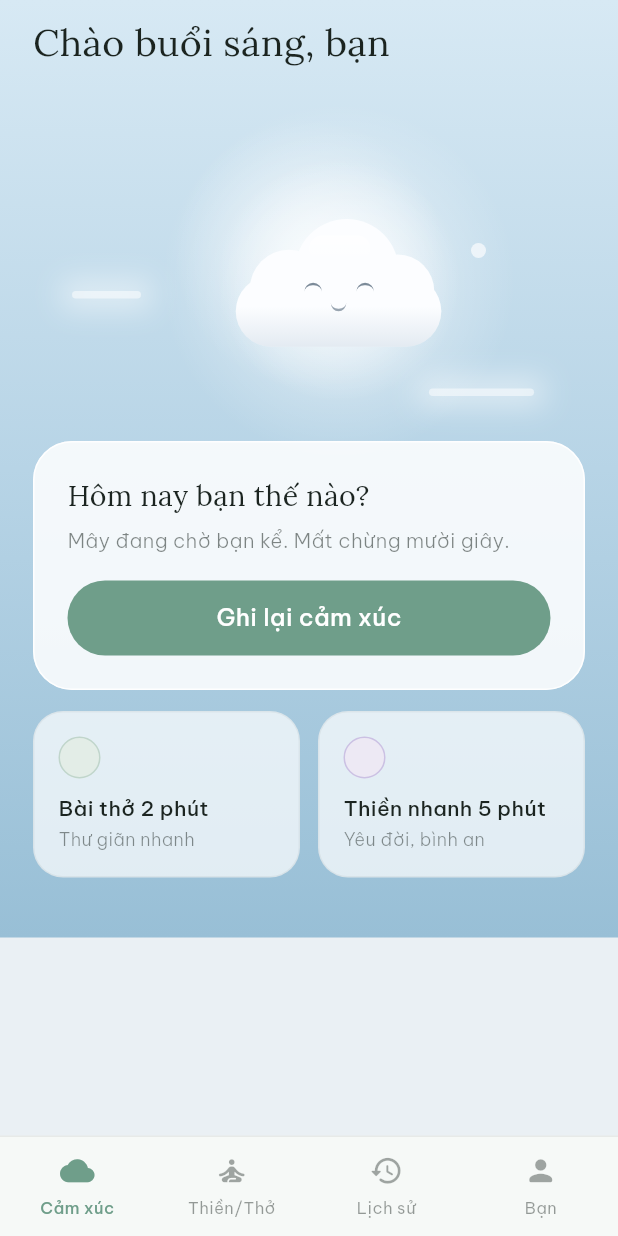
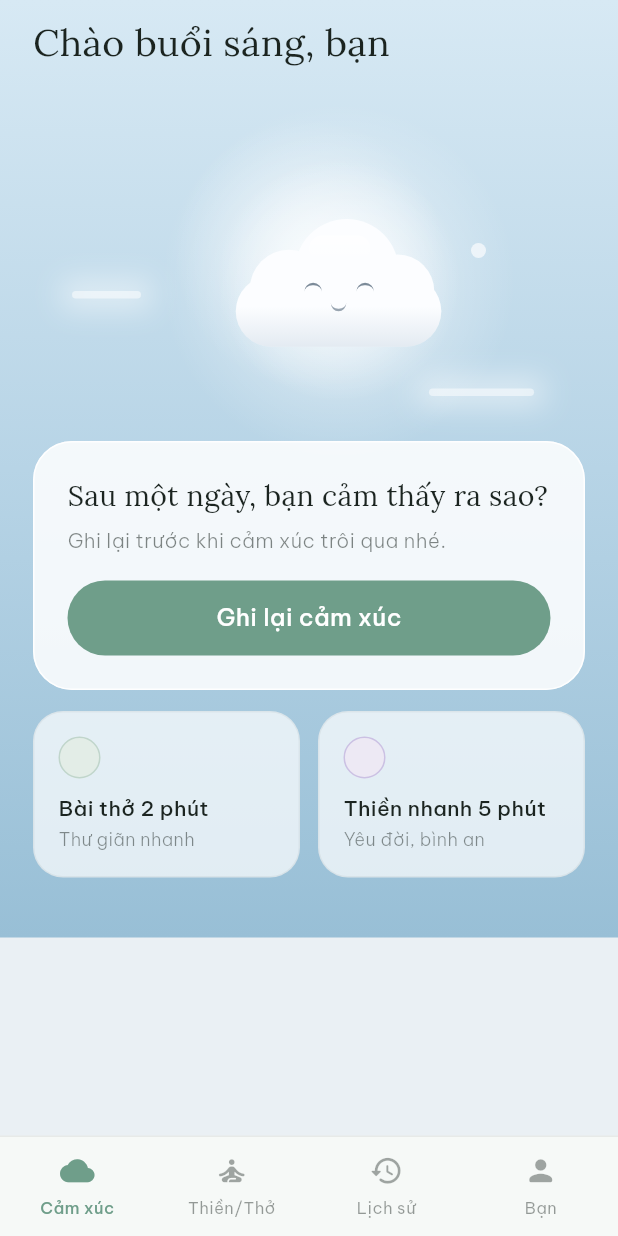
Before and after one commit to vietnguyen1254/an, a Flutter app: the MainTabs screen opened directly, on a phone screen of 412 x 824 dp. Run offline on Flutter 3.47's test engine with Material 3 defaults, Android fonts, the phone set to English and light mode, and no system bars; our stand-ins replace firebase_auth, firebase_core, google_sign_in, just_audio, just_audio_background, shared_preferences and 1 more; missing offline and left inert: flutter_facebook_auth; accounts and stored records are empty; network calls fail.

Commit message:
Home screen: 15 varied check-in prompts instead of one fixed sentence
Question/description text was the same every time regardless of
context. Now picks randomly from 15 (question, description) pairs
(kept short — long ones wrap awkwardly in the fixed-width card), one
of which uses the time-of-day greeting. Goal stays identical across
all of them: get the user to tap through and record their mood. The
first-day copy is untouched (that one's already correctly contextual).

Co-Authored-By: Claude Sonnet 5 <noreply@anthropic.com>
Claude-Session: https://claude.ai/code/session_01BESPHactjVcMAqoGDnScay

```diff
--- a/lib/screens/home/home_screen.dart
+++ b/lib/screens/home/home_screen.dart
@@ -1,3 +1,5 @@
+import 'dart:math';
+
 import 'package:flutter/material.dart';
 import 'package:provider/provider.dart';
 import '../../models/meditation_session.dart';
@@ -15,6 +17,33 @@ import '../meditation/minute_with_justin_screen.dart';
 import '../meditation/player_screen.dart';
 import '../premium/paywall_screen.dart';
 
+class _Prompt {
+  final String question;
+  final String description;
+  const _Prompt(this.question, this.description);
+}
+
+// Kept short on purpose — these sit in a fixed-width card, a long line
+// wraps awkwardly or pushes the button off-balance. Goal always stays the
+// same regardless of phrasing: get the user to tap through and record.
+List<_Prompt> _homePrompts(String greeting) => [
+      const _Prompt('Hôm nay bạn thế nào?', 'Mây đang chờ bạn kể. Chỉ mất mười giây thôi.'),
+      const _Prompt('Lúc này bạn cảm thấy ra sao?', 'Ghi lại một chút, để Mây hiểu bạn hơn.'),
+      const _Prompt('Hôm nay có gì trong lòng bạn?', 'Một vài giây thôi, Mây luôn sẵn sàng lắng nghe.'),
+      const _Prompt('Bạn đang cảm thấy thế nào?', 'Ghi lại cảm xúc giúp bạn hiểu chính mình hơn mỗi ngày.'),
+      const _Prompt('Hôm nay lòng bạn ra sao?', 'Dù vui hay buồn, Mây cũng muốn biết.'),
+      const _Prompt('Cảm xúc hôm nay của bạn là gì?', 'Chỉ một câu thôi, Mây đang chờ đây.'),
+      const _Prompt('Bạn đã kể cho Mây nghe chưa?', 'Một phút ghi lại, một ngày nhẹ nhõm hơn.'),
+      const _Prompt('Hôm nay bạn ổn không?', 'Kể cho Mây nghe một chút nhé.'),
+      const _Prompt('Điều gì đang diễn ra trong bạn?', 'Ghi lại giúp bạn nhìn rõ cảm xúc của mình hơn.'),
+      const _Prompt('Bạn thấy trong người thế nào?', 'Một khoảnh khắc dừng lại, cũng là chăm sóc bản thân.'),
+      const _Prompt('Sau một ngày, bạn cảm thấy ra sao?', 'Ghi lại trước khi cảm xúc trôi qua nhé.'),
+      const _Prompt('Bạn đang mang cảm xúc gì?', 'Mây luôn ở đây, sẵn sàng lắng nghe bạn.'),
+      const _Prompt('Hôm nay là một ngày thế nào?', 'Ghi lại một chút — rồi thử một bài thiền nhẹ nhàng nhé.'),
+      const _Prompt('Bạn đã dành thời gian cho mình chưa?', 'Bắt đầu bằng việc ghi lại cảm xúc nhé.'),
+      _Prompt('$greeting, bạn thế nào rồi?', 'Ghi lại cảm xúc, rồi thử một bài thở ngắn nếu cần.'),
+    ];
+
 class HomeScreen extends StatefulWidget {
   const HomeScreen({super.key});
 
@@ -24,10 +53,13 @@ class HomeScreen extends StatefulWidget {
 
 class _HomeScreenState extends State<HomeScreen> {
   MeditationSession? _recommended;
+  late final _Prompt _prompt;
 
   @override
   void initState() {
     super.initState();
+    final prompts = _homePrompts(greetingForHour());
+    _prompt = prompts[Random().nextInt(prompts.length)];
     final entries = context.read<AppState>().entries;
     if (entries.isNotEmpty) {
       SessionsApi.instance.fetchAll().then((sessions) {
@@ -99,14 +131,12 @@ class _HomeScreenState extends State<HomeScreen> {
                   crossAxisAlignment: CrossAxisAlignment.start,
                   children: [
                     Text(
-                      isFirstDay ? 'Hôm nay là ngày đầu tiên của bạn ở An.' : 'Hôm nay bạn thế nào?',
+                      isFirstDay ? 'Hôm nay là ngày đầu tiên của bạn ở An.' : _prompt.question,
                       style: const TextStyle(fontFamily: 'Lora', fontSize: 19, height: 27 / 19, color: AppColors.ink),
                     ),
                     const SizedBox(height: 6),
                     Text(
-                      isFirstDay
-                          ? 'Mây chưa biết gì về bạn cả. Kể cho Mây nghe hôm nay bạn thế nào — mất chừng mười giây.'
-                          : 'Mây đang chờ bạn kể. Mất chừng mười giây.',
+                      isFirstDay ? 'Mây chưa biết gì về bạn cả. Kể cho Mây nghe hôm nay bạn thế nào — mất chừng mười giây.' : _prompt.description,
                       style: TextStyle(fontFamily: 'BeVietnamPro', fontWeight: FontWeight.w300, fontSize: 13.5, height: 21 / 13.5, color: AppColors.ink.withValues(alpha: 0.55)),
                     ),
                     const SizedBox(height: 16),
```
